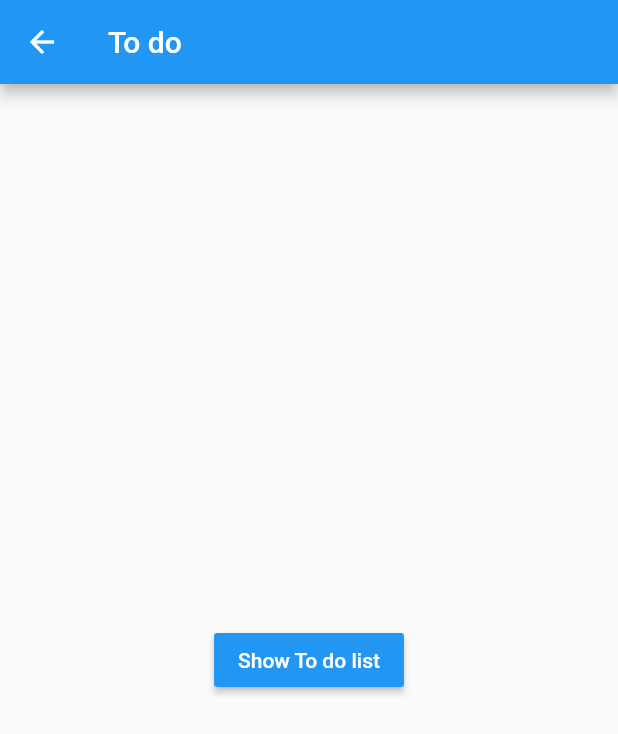
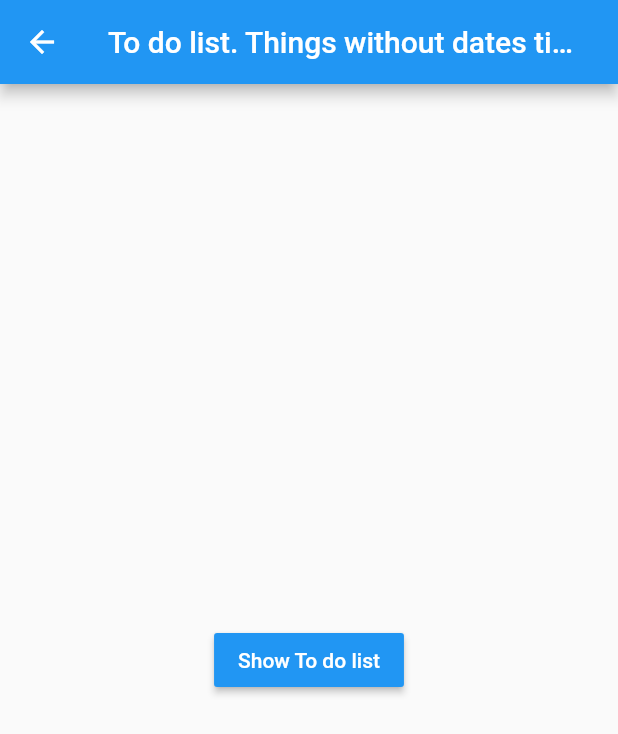
Before and after one commit to sctajc/Property_Returns_pre_flutter, a Flutter app: the screen it shows after launch, in the side drawer, after a tap on "To do", on a phone screen of 412 x 824 dp. Shown: the top 734 px of the screen. Run offline on Flutter 3.47's test engine with Material 2 defaults, Android fonts, the phone set to English and light mode, and no system bars; missing offline and left inert: device_calendar.

Commit message:
Menu working and to_do established

```diff
--- a/lib/UI/to_do.dart
+++ b/lib/UI/to_do.dart
@@ -5,7 +5,7 @@ class ToDo extends StatelessWidget {
   Widget build(BuildContext context) {
     return Scaffold(
       appBar: AppBar(
-        title: Text('To do'),
+        title: Text('To do list. Things without dates times'),
       ),
       body: Center(
         child: RaisedButton(
```
